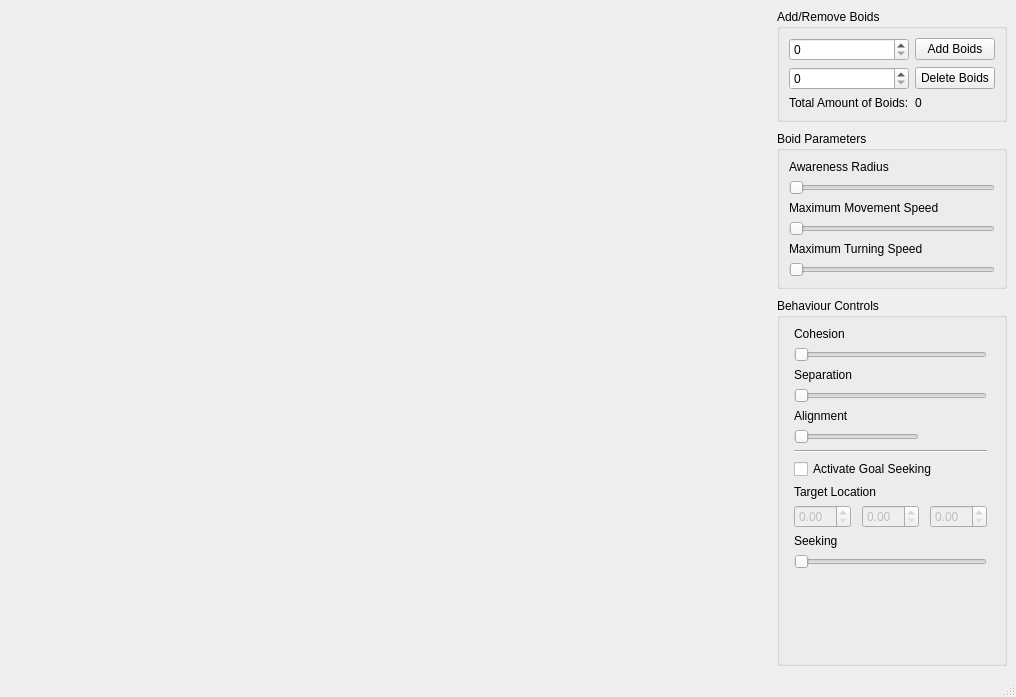
The window that ui/MainWindow.ui (s4920723/FlockingSystem) describes before a commit, drawn with Qt 5.
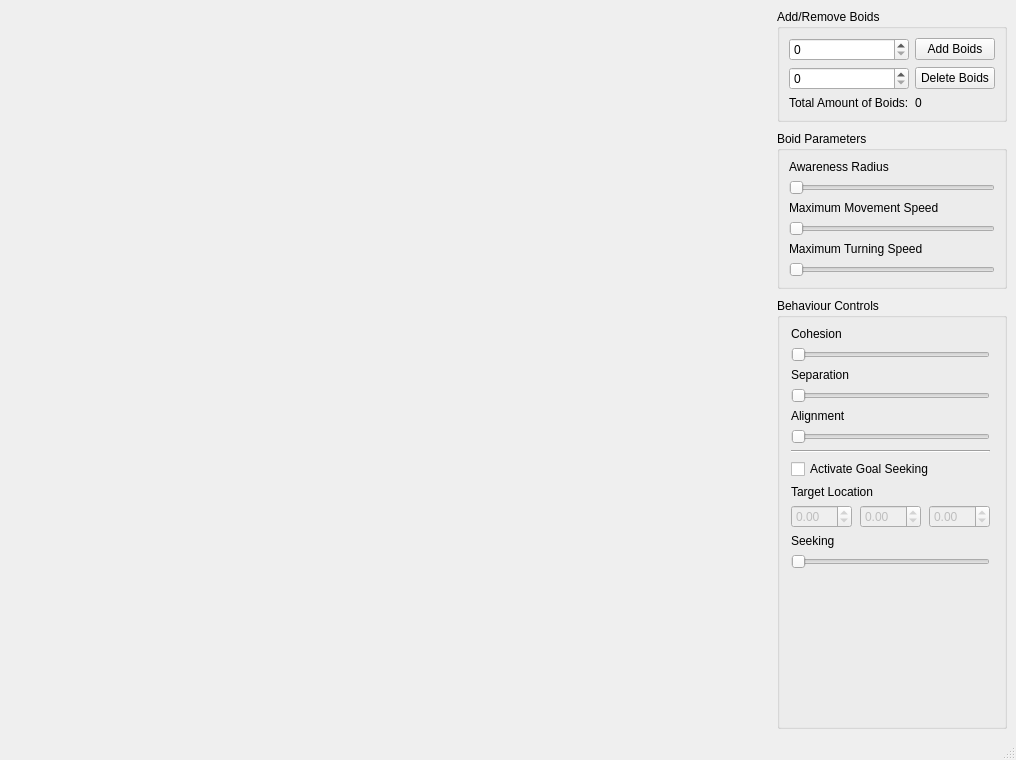
The same window after the commit.

Patch:
```diff
--- a/ui/MainWindow.ui
+++ b/ui/MainWindow.ui
@@ -7,7 +7,7 @@
     <x>0</x>
     <y>0</y>
     <width>1016</width>
-    <height>697</height>
+    <height>760</height>
    </rect>
   </property>
   <property name="sizePolicy">
@@ -147,19 +147,6 @@
          </property>
         </widget>
        </item>
-       <item row="5" column="0" colspan="2">
-        <widget class="QSlider" name="alignmentSlider">
-         <property name="maximum">
-          <number>300</number>
-         </property>
-         <property name="singleStep">
-          <number>10</number>
-         </property>
-         <property name="orientation">
-          <enum>Qt::Horizontal</enum>
-         </property>
-        </widget>
-       </item>
        <item row="8" column="0" colspan="2">
         <widget class="QLabel" name="label">
          <property name="text">
@@ -178,6 +165,12 @@
            <verstretch>0</verstretch>
           </sizepolicy>
          </property>
+         <property name="minimum">
+          <double>-99.000000000000000</double>
+         </property>
+         <property name="maximum">
+          <double>99.000000000000000</double>
+         </property>
         </widget>
        </item>
        <item row="9" column="1">
@@ -191,6 +184,12 @@
            <verstretch>0</verstretch>
           </sizepolicy>
          </property>
+         <property name="minimum">
+          <double>-99.000000000000000</double>
+         </property>
+         <property name="maximum">
+          <double>99.000000000000000</double>
+         </property>
         </widget>
        </item>
        <item row="6" column="0" colspan="3">
@@ -228,6 +227,12 @@
            <verstretch>0</verstretch>
           </sizepolicy>
          </property>
+         <property name="minimum">
+          <double>-99.000000000000000</double>
+         </property>
+         <property name="maximum">
+          <double>99.000000000000000</double>
+         </property>
         </widget>
        </item>
        <item row="10" column="0">
@@ -250,6 +255,19 @@
          </property>
         </spacer>
        </item>
+       <item row="5" column="0" colspan="3">
+        <widget class="QSlider" name="alignmentSlider">
+         <property name="maximum">
+          <number>300</number>
+         </property>
+         <property name="singleStep">
+          <number>10</number>
+         </property>
+         <property name="orientation">
+          <enum>Qt::Horizontal</enum>
+         </property>
+        </widget>
+       </item>
       </layout>
      </widget>
     </item>
```
Left out of the diff: 2 changed lines with no effect on the pictures.
